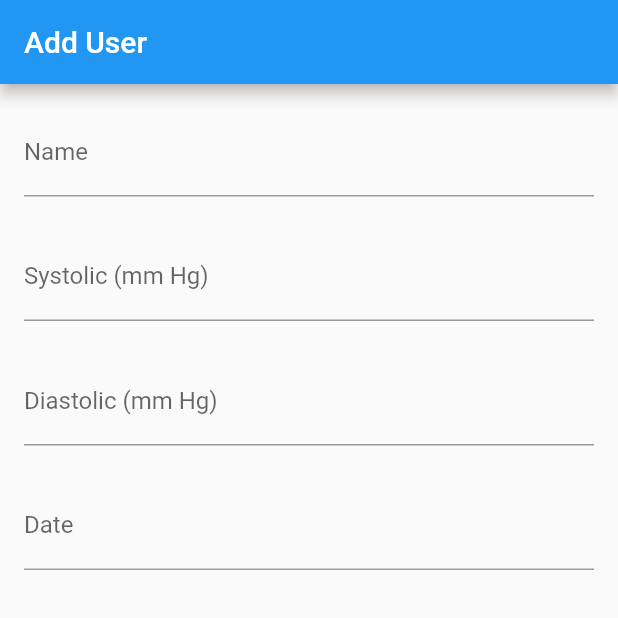
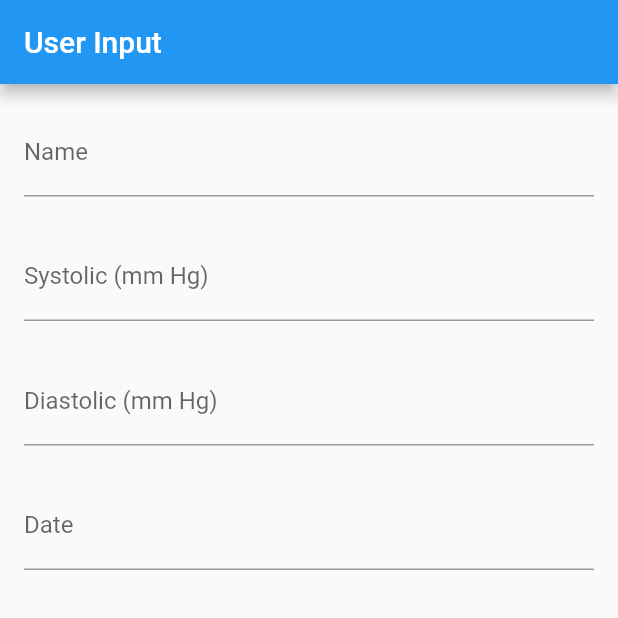
Before and after one commit to Roger-wsy/Monthly-Report, a Flutter app: the screen it shows after launch, on a phone screen of 412 x 824 dp, the top half of it. Run offline on Flutter 3.47's test engine with Material 2 defaults, Android fonts, the phone set to English and light mode, and no system bars; drawn by our look-alikes of curved_navigation_bar, datetime_picker_formfield; our stand-ins replace cached_network_image, charts_flutter, cloud_firestore, firebase_core, syncfusion_flutter_charts; missing offline and left inert: dart:html; accounts and stored records are empty.

Commit message:
change title

```diff
--- a/lib/input_page.dart
+++ b/lib/input_page.dart
@@ -51,7 +51,7 @@ class _InputPageState extends State<InputPage> {
   @override
   Widget build(BuildContext context) => Scaffold(
         appBar: AppBar(
-          title: Text('Add User'),
+          title: Text('User Input'),
         ),
         body: ListView(
           padding: EdgeInsets.all(16),
```
